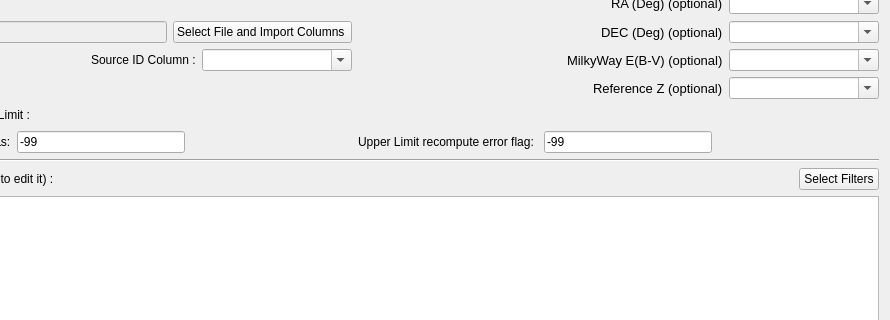
Before: the Qt Designer form PhzQtUI/auxdir/PhzQtUI/FormSurveyMapping.ui in astrorama/Phosphoros, drawn with Qt 5; both pictures show x 181 to 1071 and y 104 to 424 of the 1071 by 968 pixel window.
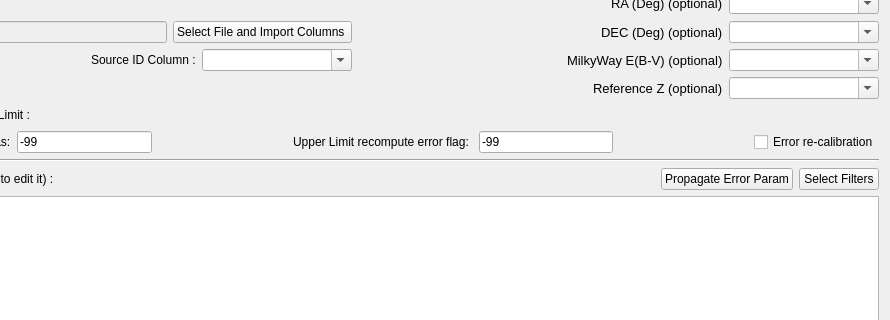
After: the same form once the commit is applied.

The edit to the form file:
```diff
--- a/PhzQtUI/auxdir/PhzQtUI/FormSurveyMapping.ui
+++ b/PhzQtUI/auxdir/PhzQtUI/FormSurveyMapping.ui
@@ -588,6 +588,16 @@
        </property>
       </spacer>
      </item>
+     <item>
+      <widget class="QCheckBox" name="ckb_error_prop">
+       <property name="toolTip">
+        <string>&lt;html&gt;&lt;head/&gt;&lt;body&gt;&lt;p&gt;&lt;span style=&quot; font-weight:600;&quot;&gt;Error re-Calibration&lt;/span&gt;&lt;/p&gt;&lt;p&gt;When this check-box is ticked, the Photometric error for each band is recomputed using the alpha&lt;span style=&quot; vertical-align:sub;&quot;&gt;i&lt;/span&gt;, beta&lt;span style=&quot; vertical-align:sub;&quot;&gt;i&lt;/span&gt; and gamma&lt;span style=&quot; vertical-align:sub;&quot;&gt;i&lt;/span&gt; parameters as follow:&lt;/p&gt;&lt;p&gt;ERR&lt;span style=&quot; vertical-align:sub;&quot;&gt;i,new&lt;/span&gt; = (alpha&lt;span style=&quot; vertical-align:sub;&quot;&gt;i&lt;/span&gt;&lt;span style=&quot; vertical-align:super;&quot;&gt;2 &lt;/span&gt;*ERR&lt;span style=&quot; vertical-align:sub;&quot;&gt;i&lt;/span&gt;&lt;span style=&quot; vertical-align:super;&quot;&gt;2&lt;/span&gt; + beta&lt;span style=&quot; vertical-align:sub;&quot;&gt;i&lt;/span&gt;&lt;span style=&quot; vertical-align:super;&quot;&gt;2 &lt;/span&gt;*FLUX&lt;span style=&quot; vertical-align:sub;&quot;&gt;i&lt;/span&gt;&lt;span style=&quot; vertical-align:super;&quot;&gt;2&lt;/span&gt; + gamma&lt;span style=&quot; vertical-align:sub;&quot;&gt;i&lt;/span&gt;*FLUX&lt;span style=&quot; vertical-align:sub;&quot;&gt;i&lt;/span&gt;)&lt;span style=&quot; vertical-align:super;&quot;&gt;1/2&lt;/span&gt;&lt;/p&gt;&lt;/body&gt;&lt;/html&gt;</string>
+       </property>
+       <property name="text">
+        <string>Error re-calibration</string>
+       </property>
+      </widget>
+     </item>
     </layout>
    </item>
    <item>
@@ -619,6 +629,13 @@
        </property>
       </spacer>
      </item>
+     <item>
+      <widget class="QPushButton" name="btn_prop_err">
+       <property name="text">
+        <string>Propagate Error Param</string>
+       </property>
+      </widget>
+     </item>
      <item>
       <widget class="QPushButton" name="btn_SelectFilters">
        <property name="text">
```
